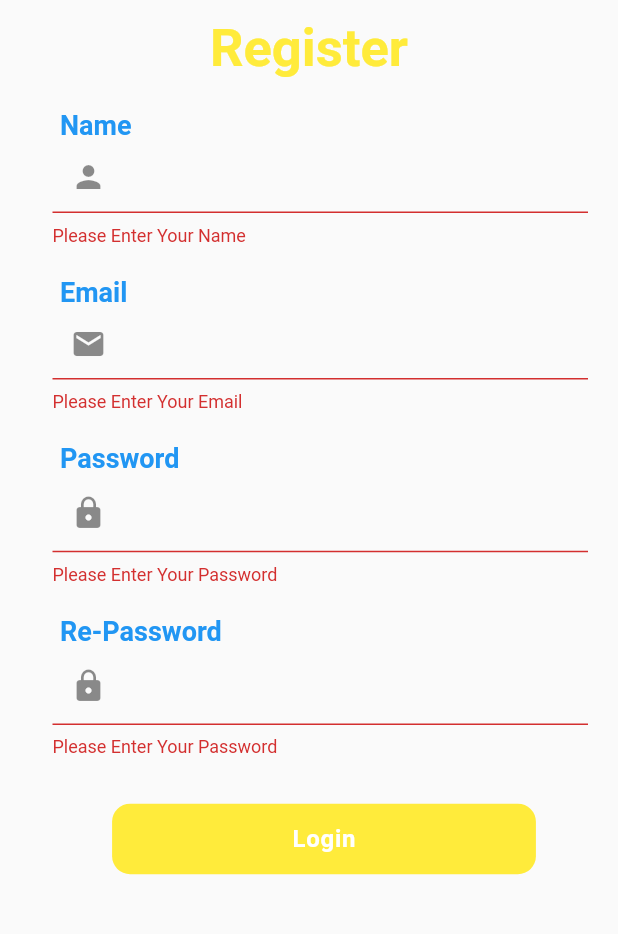
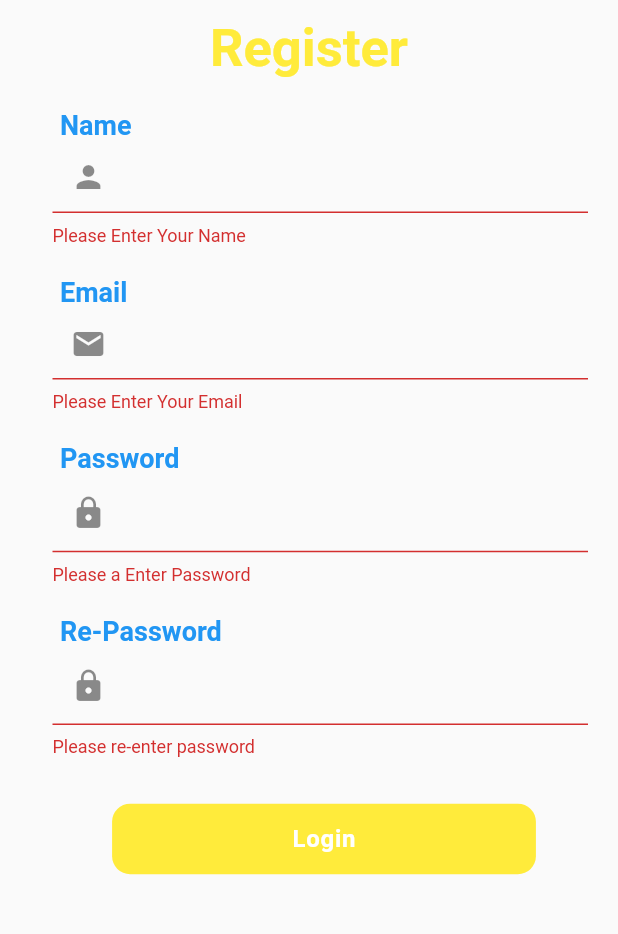
Before and after one commit to Egyputrap7/exercise_PAM_lanjut_090, a Flutter app: the register screen opened directly, after a tap on "Login", on a phone screen of 412 x 824 dp, the part 228-1162 px from its top. Run offline on Flutter 3.47's test engine with Material 2 defaults, Android fonts, the phone set to English and light mode, and no system bars.

Commit message:
memberi validsi password sama atau tidak

```diff
--- a/lib/register.dart
+++ b/lib/register.dart
@@ -10,12 +10,12 @@ class _registerState extends State<register> {
   final _formKey = GlobalKey<FormState>();
   final namaController = TextEditingController();
   final passwordController = TextEditingController();
+  final repasswordController = TextEditingController();
+
   final emailController = TextEditingController();
 
   bool passTogle = true;
   bool repassTogle = true;
-
-
 
   @override
   Widget build(BuildContext context) {
@@ -27,7 +27,6 @@ class _registerState extends State<register> {
             shape: RoundedRectangleBorder(
                 borderRadius: BorderRadius.all(Radius.circular(15.0))),
             child: Icon(Icons.arrow_back_sharp),
-
             onPressed: () {
               Navigator.push(
                   context, MaterialPageRoute(builder: (context) => login()));
@@ -85,7 +84,7 @@ class _registerState extends State<register> {
                                 prefixIcon: Icon(Icons.person),
                               ),
                               validator: (value) {
-                            if (value == '') {
+                                if (value!.isEmpty) {
                                   return 'Please Enter Your Name';
                                 }
                               })
@@ -111,18 +110,19 @@ class _registerState extends State<register> {
                           TextFormField(
                               keyboardType: TextInputType.emailAddress,
                               controller: emailController,
-                          decoration:  InputDecoration(
+                              decoration: InputDecoration(
                                 prefixIcon: Icon(Icons.email),
                               ),
                               validator: (value) {
-                            if (value! .isEmpty) {
+                                if (value!.isEmpty) {
                                   return 'Please Enter Your Email';
-                            }  final bool emailValid = RegExp(r"^[a-zA-Z0-9.a-zA-Z0-9.!#$%&'*+-/=?^_`{|}~]+@[a-zA-Z0-9]+\.[a-zA-Z]+")
+                                }
+                                final bool emailValid = RegExp(
+                                        r"^[a-zA-Z0-9.a-zA-Z0-9.!#$%&'*+-/=?^_`{|}~]+@[a-zA-Z0-9]+\.[a-zA-Z]+")
                                     .hasMatch(value);
-                            if (!emailValid){
+                                if (!emailValid) {
                                   return "Please  enter valid email";
                                 }
-
                               })
                         ],
                       )),
@@ -154,12 +154,12 @@ class _registerState extends State<register> {
                           ),
                         ),
                         validator: (value) {
-                            if (value == '') {
-                              return 'Please Enter Your Password';
+                          if(value!.isEmpty)
+                      {
+                        return 'Please a Enter Password';
                       }
-                          }
-                        ),
-
+                      return null;
+                        }),
                   ),
                   Container(
                     margin: EdgeInsets.only(top: 20, left: 20),
@@ -176,7 +176,7 @@ class _registerState extends State<register> {
                     margin: EdgeInsets.only(left: 15),
                     alignment: Alignment.centerLeft,
                     child: TextFormField(
-                      controller: passwordController,
+                      controller: repasswordController,
                       obscureText: repassTogle,
                       decoration: InputDecoration(
                         prefixIcon: Icon(Icons.lock),
@@ -190,20 +190,26 @@ class _registerState extends State<register> {
                         ),
                       ),
                       validator: (value) {
-                            if (value == '') {
-                              return 'Please Enter Your Password';
+                        if (value!.isEmpty) {
+                          return 'Please re-enter password';
                         }
+                        print(passwordController.text);
+
+
+                        print(repasswordController.text);
+                        if (passwordController.text != repasswordController.text) {
+                          return "Password does not match";
                         }
+                        return null;
+                      },
                     ),
-
                   ),
                   Container(
                     margin: EdgeInsets.only(top: 30, left: 20),
                     child: TextButton(
                         onPressed: () {
-                      if(_formKey.currentState!.validate()){
-
-                      }else{}
+                          if (_formKey.currentState!.validate()) {
+                          } else {}
                         },
                         child: Text(
                           "Login",
@@ -225,11 +231,13 @@ class _registerState extends State<register> {
               )),
         )));
   }
+
   void _togglePasswordView() {
     setState(() {
       passTogle = !passTogle;
     });
   }
+
   void _toggleRePasswordView() {
     setState(() {
       repassTogle = !repassTogle;
```
Lines whose indentation alone changed are shown as unchanged.
